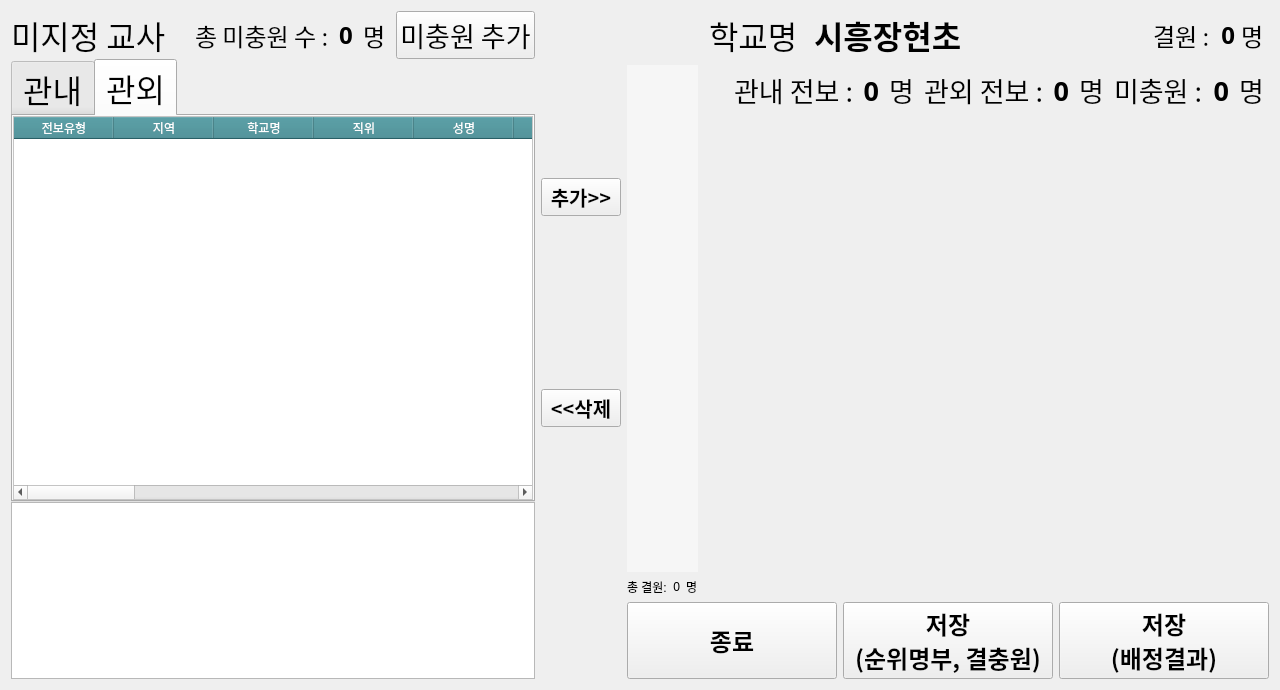
sjhan2781/py-transfer-tool, file ui/tableWidget1.ui: the form before one commit.
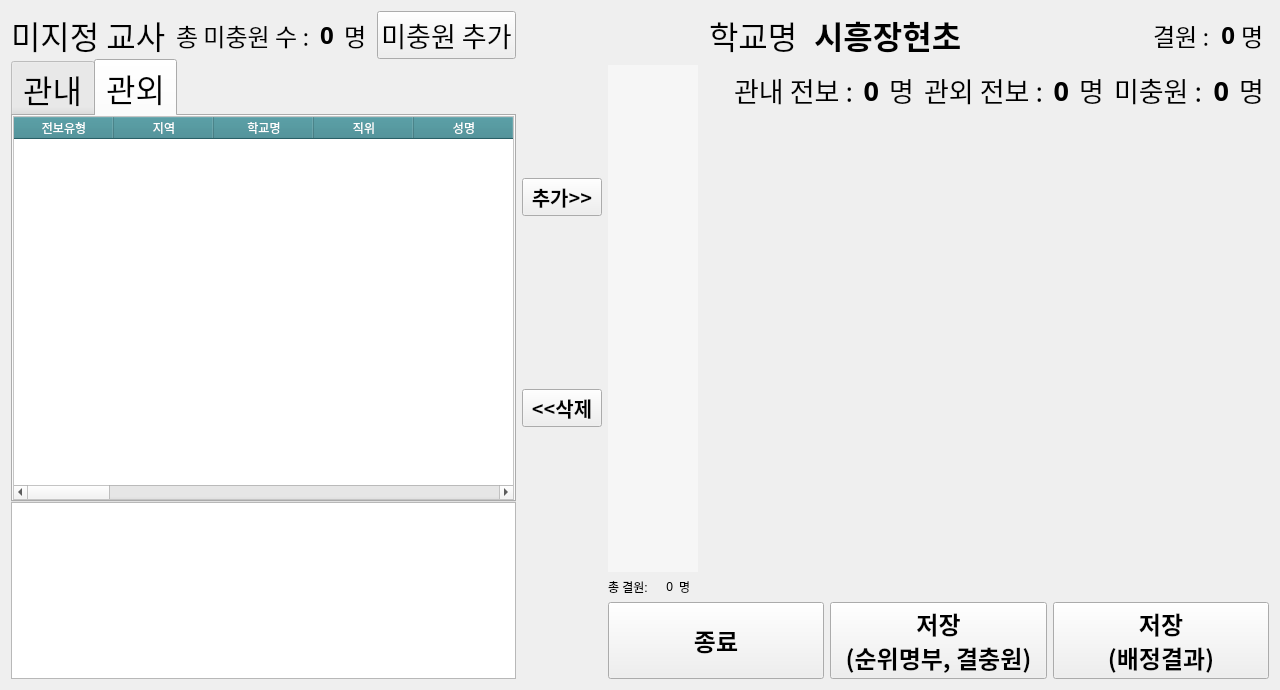
The form after the commit. Custom widgets are drawn as their Qt base class.

The edit to the form file:
```diff
--- a/ui/tableWidget1.ui
+++ b/ui/tableWidget1.ui
@@ -19,7 +19,7 @@
   <property name="windowTitle">
    <string>배치</string>
   </property>
-  <layout class="QGridLayout" name="gridLayout">
+  <layout class="QGridLayout" name="gridLayout" rowstretch="0,0,0,0" columnstretch="3,0,1,3,0">
    <item row="0" column="0" rowspan="4">
     <layout class="QVBoxLayout" name="verticalLayout_3">
      <property name="spacing">
@@ -916,29 +916,6 @@
      </item>
     </layout>
    </item>
-   <item row="2" column="4">
-    <layout class="QVBoxLayout" name="verticalLayout" stretch="0">
-     <property name="sizeConstraint">
-      <enum>QLayout::SetMinAndMaxSize</enum>
-     </property>
-     <property name="leftMargin">
-      <number>10</number>
-     </property>
-     <property name="rightMargin">
-      <number>10</number>
-     </property>
-     <item>
-      <widget class="QStackedWidget" name="stackedWidget">
-       <property name="sizePolicy">
-        <sizepolicy hsizetype="Preferred" vsizetype="Expanding">
-         <horstretch>0</horstretch>
-         <verstretch>0</verstretch>
-        </sizepolicy>
-       </property>
-      </widget>
-     </item>
-    </layout>
-   </item>
    <item row="3" column="2" colspan="3">
     <layout class="QHBoxLayout" name="horizontalLayout_6">
      <property name="topMargin">
@@ -1020,6 +997,29 @@
      </item>
     </layout>
    </item>
+   <item row="2" column="3" colspan="2">
+    <layout class="QVBoxLayout" name="verticalLayout" stretch="0">
+     <property name="sizeConstraint">
+      <enum>QLayout::SetMinAndMaxSize</enum>
+     </property>
+     <property name="leftMargin">
+      <number>10</number>
+     </property>
+     <property name="rightMargin">
+      <number>10</number>
+     </property>
+     <item>
+      <widget class="QStackedWidget" name="stackedWidget">
+       <property name="sizePolicy">
+        <sizepolicy hsizetype="Preferred" vsizetype="Expanding">
+         <horstretch>0</horstretch>
+         <verstretch>0</verstretch>
+        </sizepolicy>
+       </property>
+      </widget>
+     </item>
+    </layout>
+   </item>
   </layout>
  </widget>
  <customwidgets>
```
